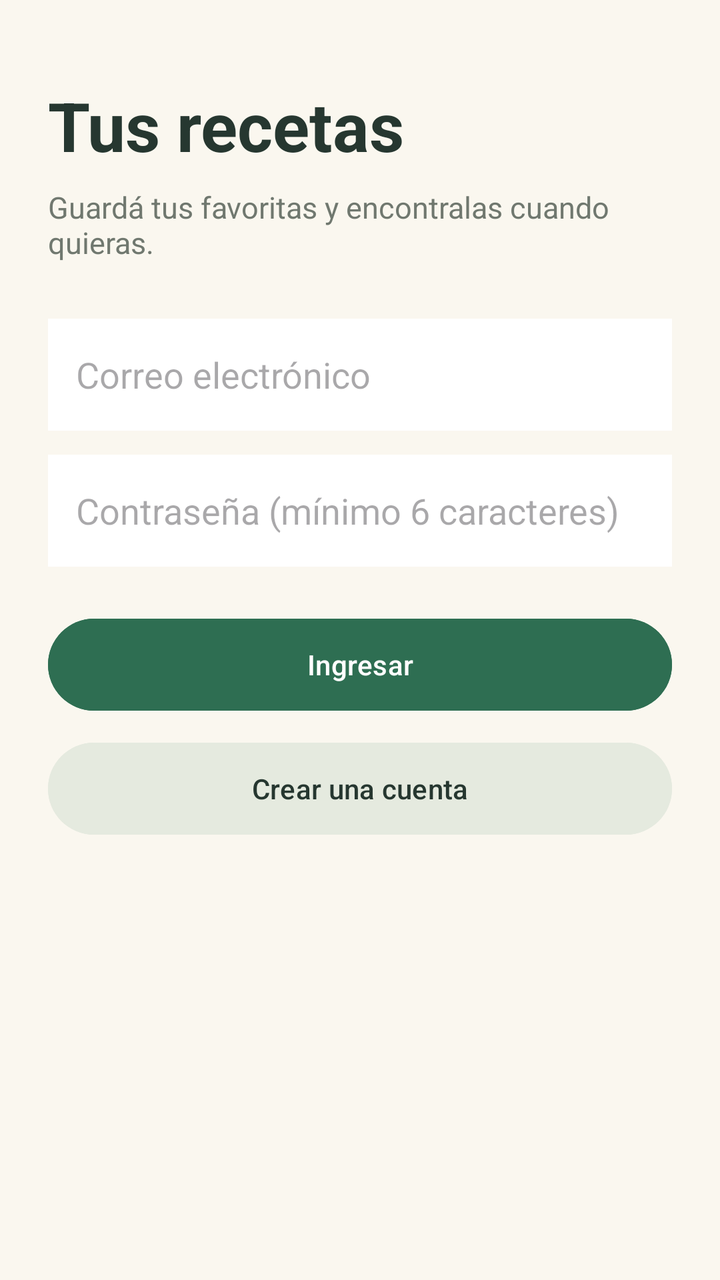
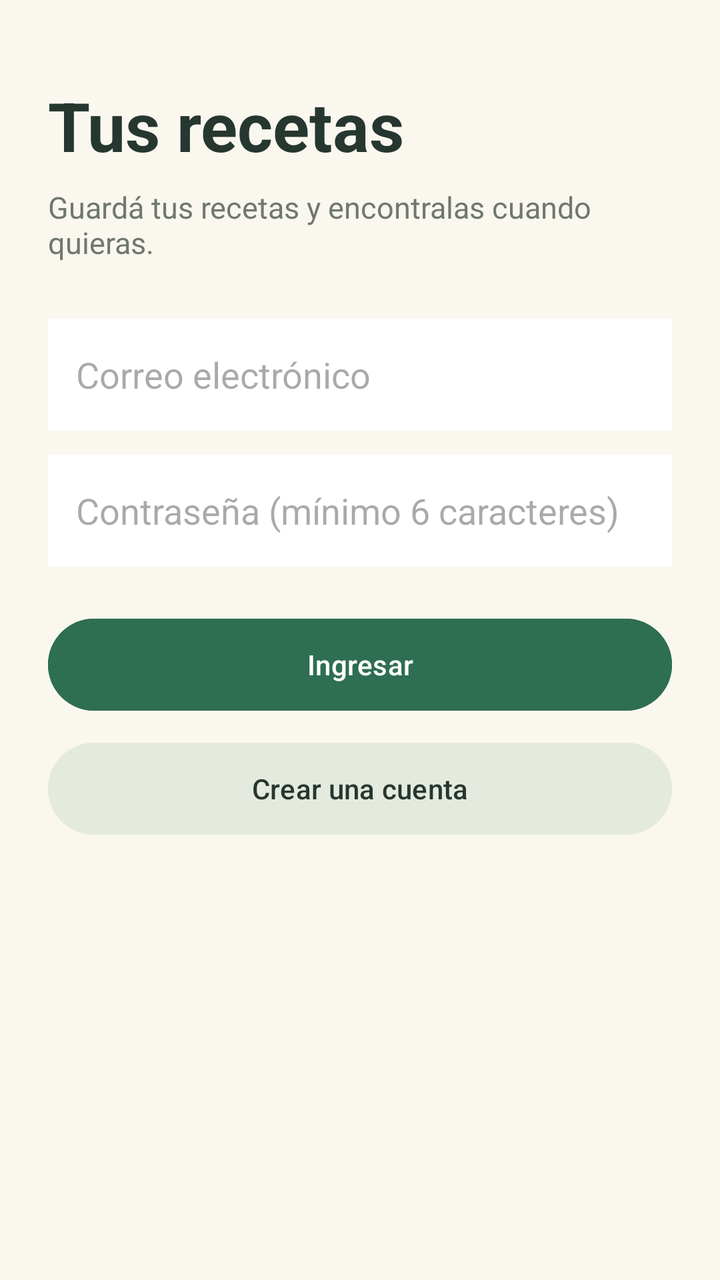

The first picture is an Android layout as it rendered before a commit; the second is the same layout after the commit. The layout source and the unified diff follow.
<!-- AndroidManifest.xml: application theme Theme.ObligatorioRecetas -->
<!-- res/layout/activity_login.xml -->
<?xml version="1.0" encoding="utf-8"?>
<ScrollView xmlns:android="http://schemas.android.com/apk/res/android"
    xmlns:tools="http://schemas.android.com/tools"
    xmlns:app="http://schemas.android.com/apk/res-auto"
    android:id="@+id/login"
    android:layout_width="match_parent"
    android:layout_height="match_parent"
    android:background="#FAF7EF"
    android:fillViewport="true"
    tools:context=".LoginActivity">

    <LinearLayout
        android:layout_width="match_parent"
        android:layout_height="wrap_content"
        android:orientation="vertical"
        android:padding="24dp">

        <TextView
            android:layout_width="match_parent"
            android:layout_height="wrap_content"
            android:layout_marginTop="16dp"
            android:text="Tus recetas"
            android:textColor="#263730"
            android:textSize="34sp"
            android:textStyle="bold" />

        <TextView
            android:layout_width="match_parent"
            android:layout_height="wrap_content"
            android:layout_marginTop="8dp"
            android:text="Guardá tus favoritas y encontralas cuando quieras."
            android:textColor="#70786F"
            android:textSize="15sp" />

        <EditText
            android:id="@+id/emailInput"
            android:layout_width="match_parent"
            android:layout_height="56dp"
            android:layout_marginTop="28dp"
            android:background="#FFFFFF"
            android:hint="Correo electrónico"
            android:inputType="textEmailAddress"
            android:padding="14dp" />

        <EditText
            android:id="@+id/passwordInput"
            android:layout_width="match_parent"
            android:layout_height="56dp"
            android:layout_marginTop="12dp"
            android:background="#FFFFFF"
            android:hint="Contraseña (mínimo 6 caracteres)"
            android:inputType="textPassword"
            android:padding="14dp" />

        <Button
            android:id="@+id/loginButton"
            android:layout_width="match_parent"
            android:layout_height="54dp"
            android:layout_marginTop="22dp"
            android:backgroundTint="#2E6E52"
            android:onClick="login"
            android:text="Ingresar"
            android:textAllCaps="false" />

        <Button
            android:id="@+id/registerButton"
            android:layout_width="match_parent"
            android:layout_height="54dp"
            android:layout_marginTop="8dp"
            android:backgroundTint="#E5EADF"
            android:onClick="registrar"
            android:text="Crear una cuenta"
            android:textAllCaps="false"
            android:textColor="#263730" />
    </LinearLayout>
</ScrollView>
<!-- resources referenced by this layout -->
<resources>
  <style name="Theme.ObligatorioRecetas" parent="Base.Theme.ObligatorioRecetas" />
  <style name="Base.Theme.ObligatorioRecetas" parent="Theme.Material3.DayNight.NoActionBar">
          
          
      </style>
</resources>

<!-- the commit's change to res/layout/activity_login.xml (unified diff, before → after) -->
@@ -28,7 +28,7 @@
             android:layout_width="match_parent"
             android:layout_height="wrap_content"
             android:layout_marginTop="8dp"
-            android:text="Guardá tus favoritas y encontralas cuando quieras."
+            android:text="Guardá tus recetas y encontralas cuando quieras."
             android:textColor="#70786F"
             android:textSize="15sp" />
 
